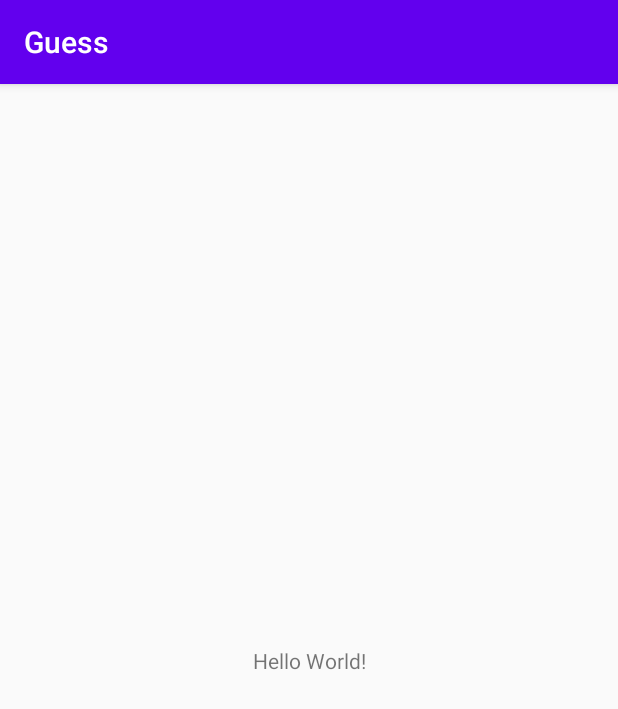
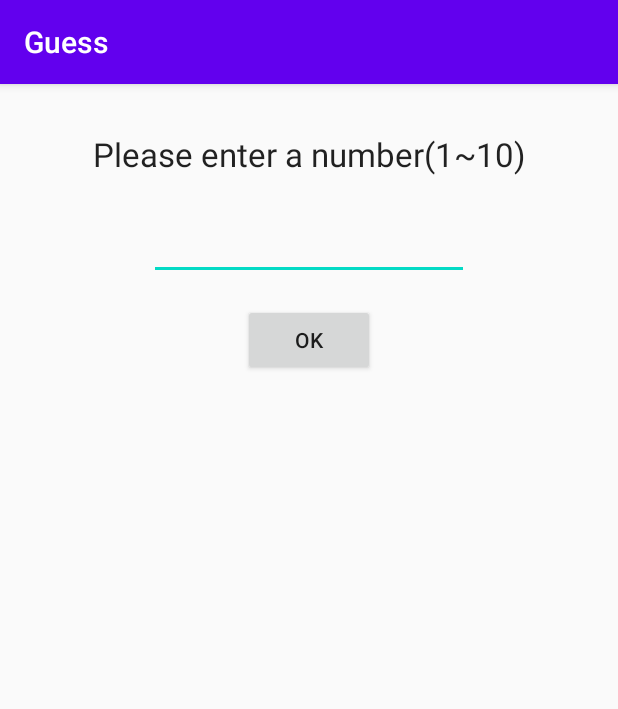
Before and after one commit to henrykotlin/Guess, an Android app: the screen it shows after launch (MainActivity), on a phone screen of 412 x 824 dp. Shown: the top 709 px of the screen. Run offline under Robolectric (Android 15) with nearby library versions, the phone set to English and light mode, and no system bars.

Commit message:
function design , Toast , alertdialog

```diff
--- a/app/src/main/res/layout/activity_main.xml
+++ b/app/src/main/res/layout/activity_main.xml
@@ -7,12 +7,36 @@
     tools:context=".MainActivity">
 
     <TextView
+        android:id="@+id/number_title"
         android:layout_width="wrap_content"
         android:layout_height="wrap_content"
-        android:text="Hello World!"
-        app:layout_constraintBottom_toBottomOf="parent"
-        app:layout_constraintLeft_toLeftOf="parent"
-        app:layout_constraintRight_toRightOf="parent"
+        android:layout_marginTop="32dp"
+        android:gravity="center_horizontal"
+        android:text="Please enter a number(1~10)"
+        android:textAppearance="@style/TextAppearance.AppCompat.Large"
+        app:layout_constraintEnd_toEndOf="parent"
+        app:layout_constraintStart_toStartOf="parent"
         app:layout_constraintTop_toTopOf="parent" />
 
+    <EditText
+        android:id="@+id/ed_number"
+        android:layout_width="wrap_content"
+        android:layout_height="wrap_content"
+        android:layout_marginTop="24dp"
+        android:ems="10"
+        android:inputType="numberDecimal"
+        app:layout_constraintEnd_toEndOf="parent"
+        app:layout_constraintStart_toStartOf="parent"
+        app:layout_constraintTop_toBottomOf="@+id/number_title" />
+
+    <Button
+        android:id="@+id/ok_button"
+        android:layout_width="wrap_content"
+        android:layout_height="wrap_content"
+        android:layout_marginTop="16dp"
+        android:onClick="check"
+        android:text="OK"
+        app:layout_constraintEnd_toEndOf="parent"
+        app:layout_constraintStart_toStartOf="parent"
+        app:layout_constraintTop_toBottomOf="@+id/ed_number" />
 </androidx.constraintlayout.widget.ConstraintLayout>
```
Also changed, not shown: app/src/main/java/com/example/guess/MainActivity.kt (+33 -0 lines), app/src/main/java/com/example/guess/SecretNumber.kt (added, +26 -0 lines), 1 other file.
